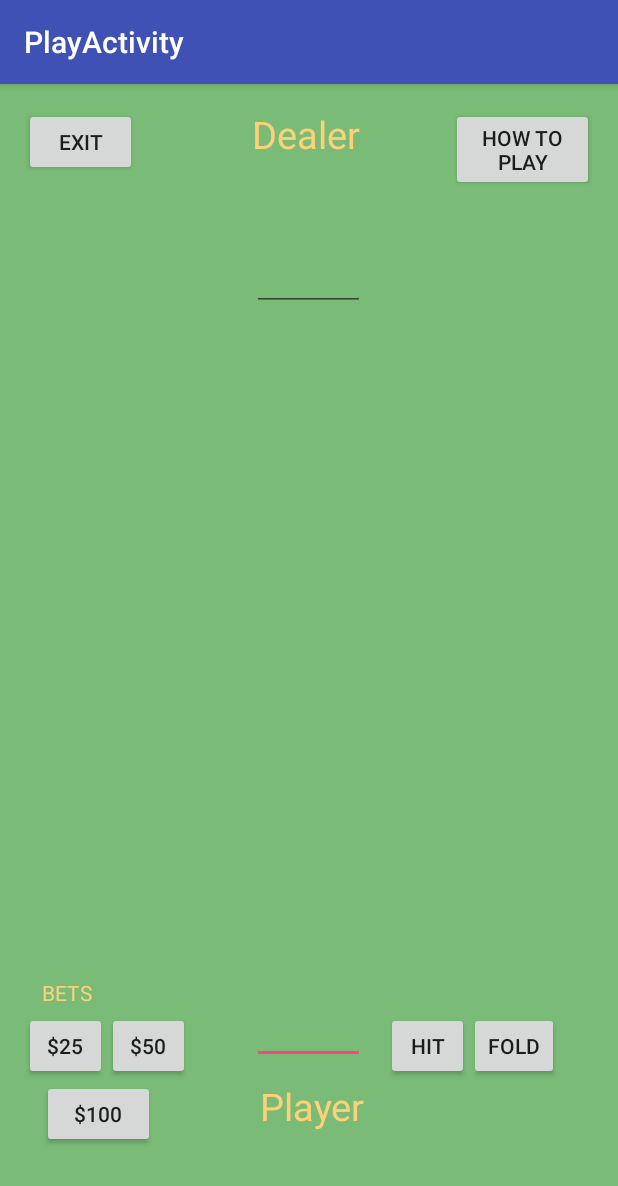
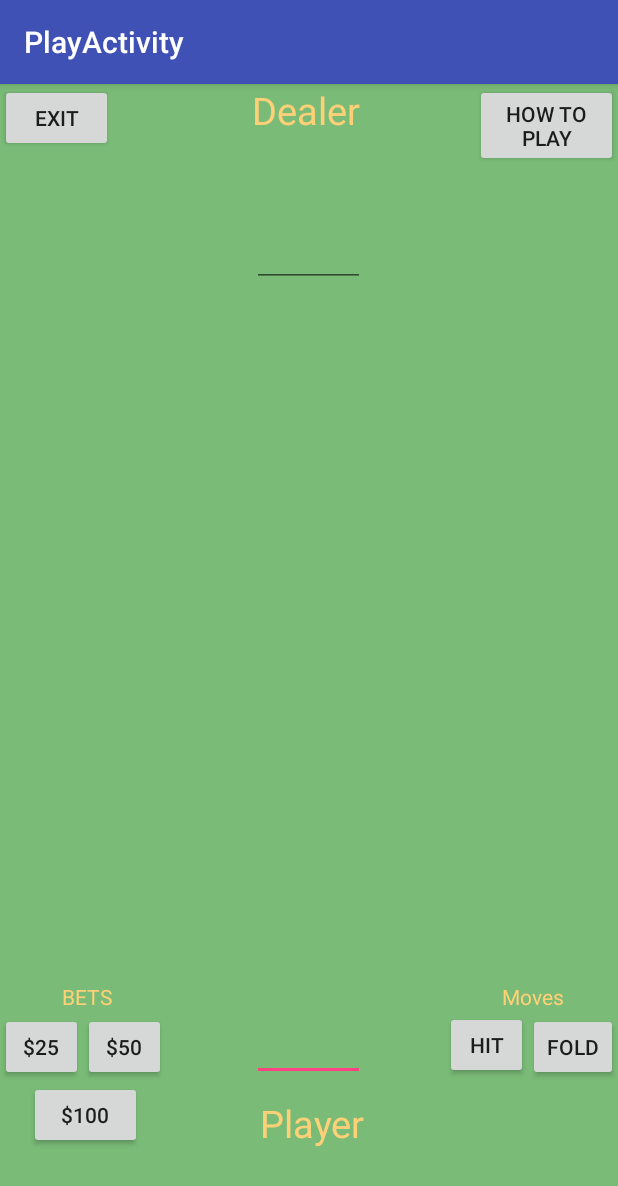
Before and after one commit to dbudrys/BlackJack01, an Android app: the PlayActivity screen opened directly, with no data from a screen before it, on a phone screen of 412 x 824 dp. Shown: the top 1186 px of the screen. Run offline under Robolectric (Android 15) with nearby library versions, the phone set to English and light mode, and no system bars; 1 statement that could not run was skipped.

Commit message:
Some small layout changes such as padding etc

```diff
--- a/app/src/main/res/layout/content_play.xml
+++ b/app/src/main/res/layout/content_play.xml
@@ -5,10 +5,6 @@
     android:id="@+id/content_play"
     android:layout_width="match_parent"
     android:layout_height="match_parent"
-    android:paddingBottom="@dimen/activity_vertical_margin"
-    android:paddingLeft="@dimen/activity_horizontal_margin"
-    android:paddingRight="@dimen/activity_horizontal_margin"
-    android:paddingTop="@dimen/activity_vertical_margin"
     app:layout_behavior="@string/appbar_scrolling_view_behavior"
     tools:context="com.dustin_domas_assignment.blackjack01.PlayActivity"
     tools:showIn="@layout/activity_play"
@@ -35,31 +31,6 @@
         android:layout_alignLeft="@+id/Player_Hand"
         android:layout_alignStart="@+id/Player_Hand" />
 
-    <TextView
-        android:text="BETS"
-        android:layout_width="wrap_content"
-        android:layout_height="wrap_content"
-        android:layout_marginLeft="12dp"
-        android:layout_marginStart="12dp"
-        android:id="@+id/BETS_TV"
-        android:layout_alignTop="@+id/Player_Hand"
-        android:layout_alignParentLeft="true"
-        android:layout_alignParentStart="true"
-        android:layout_marginTop="18dp"
-        android:textColor="#FFD177" />
-
-    <TextView
-        android:text="Player"
-        android:layout_width="wrap_content"
-        android:layout_height="wrap_content"
-        android:layout_marginBottom="53dp"
-        android:id="@+id/Player_TV"
-        android:textSize="25sp"
-        android:layout_alignParentBottom="true"
-        android:layout_alignRight="@+id/Player_Hand"
-        android:layout_alignEnd="@+id/Player_Hand"
-        android:textColor="#FFD177" />
-
     <Button
         android:text="$50"
         android:layout_width="55dp"
@@ -68,44 +39,6 @@
         android:layout_toRightOf="@+id/twentyFive_button"
         android:layout_toEndOf="@+id/twentyFive_button"
         android:id="@+id/fifty_button" />
-
-    <Button
-        android:text="$25"
-        android:layout_height="45dp"
-        android:id="@+id/twentyFive_button"
-        android:layout_width="55dp"
-        android:layout_above="@+id/Player_TV"
-        android:layout_alignParentLeft="true"
-        android:layout_alignParentStart="true" />
-
-    <Button
-        android:text="$100"
-        android:layout_width="75dp"
-        android:layout_height="45dp"
-        android:id="@+id/hundred_button"
-        android:layout_below="@+id/fifty_button"
-        android:layout_alignLeft="@+id/BETS_TV"
-        android:layout_alignStart="@+id/BETS_TV" />
-
-    <Button
-        android:text="Hit"
-        android:layout_width="55dp"
-        android:layout_height="45dp"
-        android:layout_above="@+id/Player_TV"
-        android:layout_toRightOf="@+id/Player_Hand"
-        android:layout_toEndOf="@+id/Player_Hand"
-        android:layout_marginLeft="14dp"
-        android:layout_marginStart="14dp"
-        android:id="@+id/hit_button" />
-
-    <Button
-        android:text="Fold"
-        android:layout_height="45dp"
-        android:id="@+id/fold_button"
-        android:layout_width="60dp"
-        android:layout_alignTop="@+id/hit_button"
-        android:layout_toRightOf="@+id/hit_button"
-        android:layout_toEndOf="@+id/hit_button" />
 
     <TextView
         android:text="Dealer"
@@ -133,7 +66,80 @@
         android:id="@+id/howToPlay_button"
         android:layout_width="95dp"
         android:layout_height="55dp"
-        android:layout_alignParentTop="true"
         android:layout_alignParentRight="true"
         android:layout_alignParentEnd="true" />
+
+    <Button
+        android:text="$25"
+        android:layout_height="45dp"
+        android:id="@+id/twentyFive_button"
+        android:layout_width="55dp"
+        android:layout_alignBottom="@+id/Player_Hand"
+        android:layout_alignParentLeft="true"
+        android:layout_alignParentStart="true" />
+
+    <Button
+        android:text="Hit"
+        android:layout_width="55dp"
+        android:layout_height="45dp"
+        android:id="@+id/hit_button"
+        android:layout_alignBaseline="@+id/fold_button"
+        android:layout_alignBottom="@+id/fold_button"
+        android:layout_toLeftOf="@+id/fold_button"
+        android:layout_toStartOf="@+id/fold_button" />
+
+    <Button
+        android:text="Fold"
+        android:layout_height="45dp"
+        android:id="@+id/fold_button"
+        android:layout_width="60dp"
+        android:layout_alignBottom="@+id/Player_Hand"
+        android:layout_alignParentRight="true"
+        android:layout_alignParentEnd="true" />
+
+    <TextView
+        android:text="Player"
+        android:layout_width="wrap_content"
+        android:layout_height="wrap_content"
+        android:layout_marginBottom="58dp"
+        android:id="@+id/Player_TV"
+        android:textSize="25sp"
+        android:textColor="#FFD177"
+        android:layout_alignParentBottom="true"
+        android:layout_alignRight="@+id/Player_Hand"
+        android:layout_alignEnd="@+id/Player_Hand" />
+
+    <TextView
+        android:text="BETS"
+        android:layout_width="wrap_content"
+        android:layout_height="wrap_content"
+        android:id="@+id/BETS_TV"
+        android:textColor="#FFD177"
+        android:layout_above="@+id/hit_button"
+        android:layout_alignRight="@+id/exit_button"
+        android:layout_alignEnd="@+id/exit_button" />
+
+    <Button
+        android:text="$100"
+        android:layout_width="75dp"
+        android:layout_height="45dp"
+        android:id="@+id/hundred_button"
+        android:layout_below="@+id/fifty_button"
+        android:layout_alignRight="@+id/fifty_button"
+        android:layout_alignEnd="@+id/fifty_button"
+        android:layout_marginRight="16dp"
+        android:layout_marginEnd="16dp" />
+
+    <TextView
+        android:text="Moves"
+        android:layout_width="wrap_content"
+        android:layout_height="wrap_content"
+        android:id="@+id/Moves_View"
+        android:textColor="#FFD177"
+        android:layout_marginLeft="18dp"
+        android:layout_marginStart="18dp"
+        android:layout_above="@+id/hit_button"
+        android:layout_alignLeft="@+id/howToPlay_button"
+        android:layout_alignStart="@+id/howToPlay_button" />
+
 </RelativeLayout>
```
